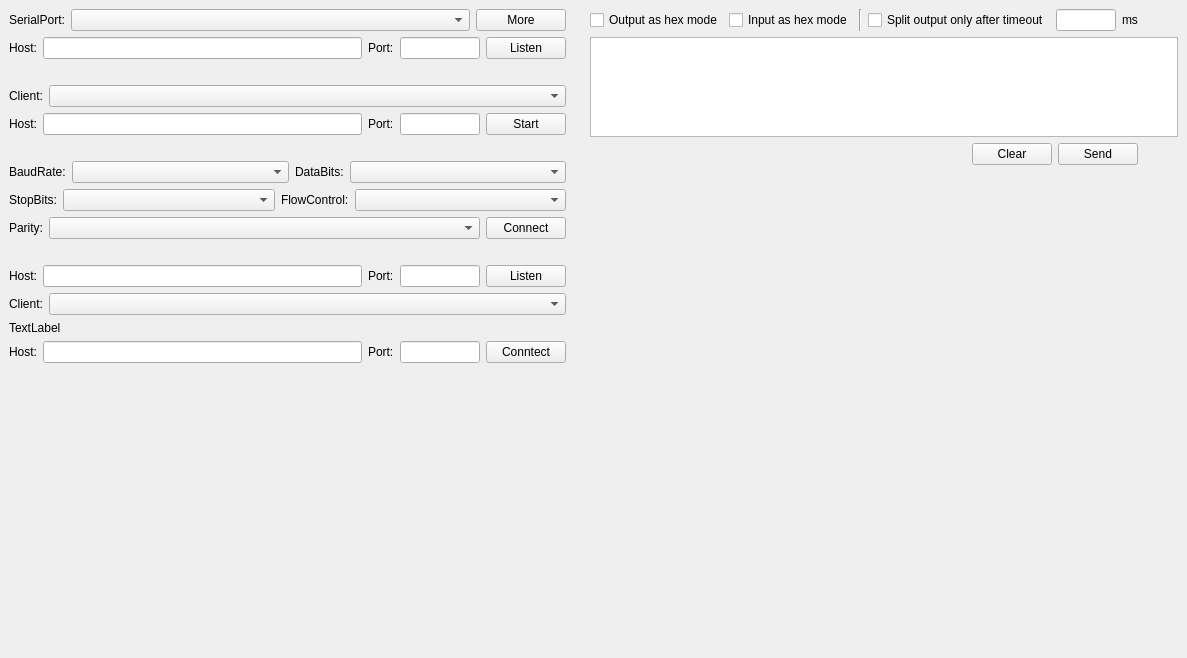
Qt form woterm/qwoserialinput.ui (aoyiduo/woterm) before a commit.
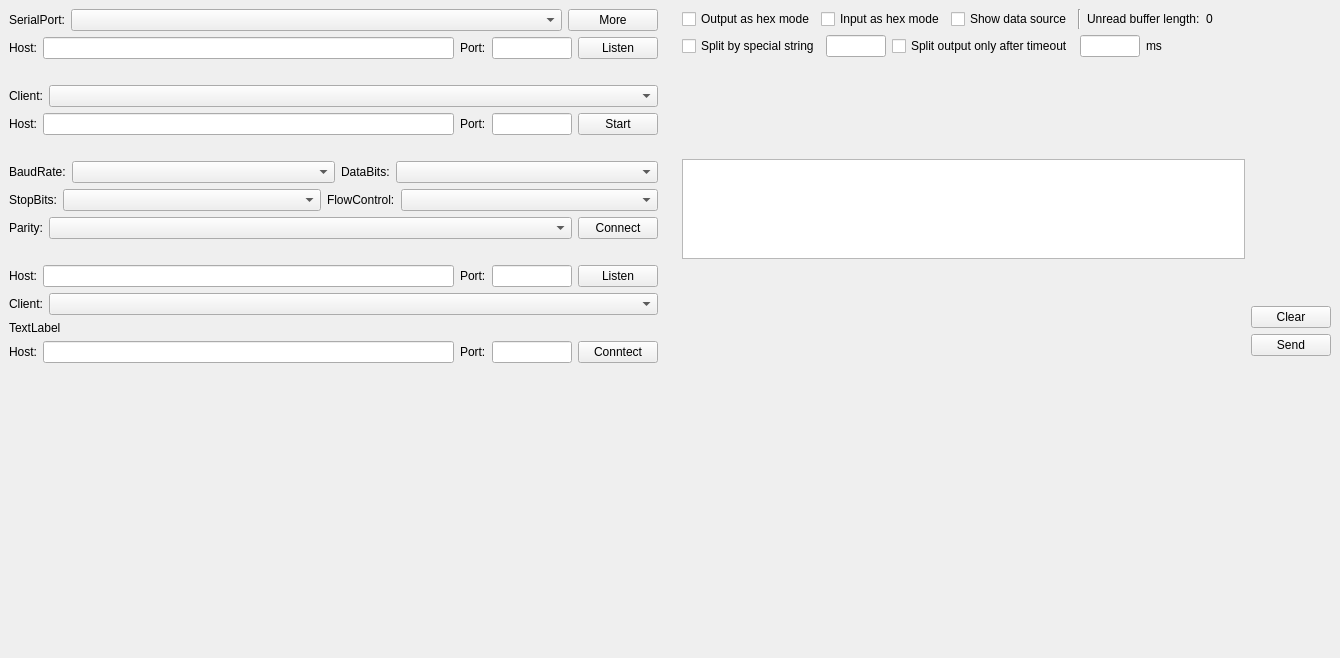
The same form after that commit. Icons and pictures are not drawn.

Diff of the .ui file:
```diff
--- a/woterm/qwoserialinput.ui
+++ b/woterm/qwoserialinput.ui
@@ -6,7 +6,7 @@
    <rect>
     <x>0</x>
     <y>0</y>
-    <width>1187</width>
+    <width>1340</width>
     <height>658</height>
    </rect>
   </property>
@@ -625,14 +625,69 @@
          </widget>
         </item>
         <item>
-         <widget class="Line" name="line">
+         <widget class="QCheckBox" name="dataSource">
+          <property name="text">
+           <string>Show data source</string>
+          </property>
+         </widget>
+        </item>
+        <item>
+         <widget class="Line" name="line_2">
           <property name="orientation">
            <enum>Qt::Vertical</enum>
           </property>
          </widget>
         </item>
         <item>
-         <widget class="QCheckBox" name="splitOutput">
+         <widget class="QLabel" name="label_18">
+          <property name="text">
+           <string>Unread buffer length:</string>
+          </property>
+         </widget>
+        </item>
+        <item>
+         <widget class="QLabel" name="bufLength">
+          <property name="text">
+           <string>0</string>
+          </property>
+         </widget>
+        </item>
+        <item>
+         <spacer name="horizontalSpacer">
+          <property name="orientation">
+           <enum>Qt::Horizontal</enum>
+          </property>
+          <property name="sizeHint" stdset="0">
+           <size>
+            <width>40</width>
+            <height>20</height>
+           </size>
+          </property>
+         </spacer>
+        </item>
+       </layout>
+      </item>
+      <item>
+       <layout class="QHBoxLayout" name="horizontalLayout_4">
+        <item>
+         <widget class="QCheckBox" name="charSplit">
+          <property name="text">
+           <string>Split by special string</string>
+          </property>
+         </widget>
+        </item>
+        <item>
+         <widget class="QLineEdit" name="specialChar">
+          <property name="maximumSize">
+           <size>
+            <width>60</width>
+            <height>16777215</height>
+           </size>
+          </property>
+         </widget>
+        </item>
+        <item>
+         <widget class="QCheckBox" name="msSplit">
           <property name="text">
            <string>Split output only after timeout</string>
           </property>
@@ -656,7 +711,7 @@
          </widget>
         </item>
         <item>
-         <spacer name="horizontalSpacer">
+         <spacer name="horizontalSpacer_2">
           <property name="orientation">
            <enum>Qt::Horizontal</enum>
           </property>
@@ -670,6 +725,8 @@
         </item>
        </layout>
       </item>
+      <item>
+       <layout class="QHBoxLayout" name="horizontalLayout_8">
       <item>
        <widget class="QPlainTextEdit" name="edit">
         <property name="maximumSize">
@@ -681,16 +738,16 @@
        </widget>
       </item>
       <item>
-       <layout class="QHBoxLayout" name="horizontalLayout_12">
+         <layout class="QVBoxLayout" name="verticalLayout_3">
         <item>
-         <spacer name="horizontalSpacer_2">
+           <spacer name="verticalSpacer_3">
           <property name="orientation">
-           <enum>Qt::Horizontal</enum>
+             <enum>Qt::Vertical</enum>
           </property>
           <property name="sizeHint" stdset="0">
            <size>
-            <width>40</width>
-            <height>20</height>
+              <width>20</width>
+              <height>40</height>
            </size>
           </property>
          </spacer>
@@ -709,21 +766,7 @@
           </property>
          </widget>
         </item>
-        <item>
-         <spacer name="horizontalSpacer_3">
-          <property name="orientation">
-           <enum>Qt::Horizontal</enum>
-          </property>
-          <property name="sizeType">
-           <enum>QSizePolicy::Fixed</enum>
-          </property>
-          <property name="sizeHint" stdset="0">
-           <size>
-            <width>40</width>
-            <height>20</height>
-           </size>
-          </property>
-         </spacer>
+         </layout>
         </item>
        </layout>
       </item>
```
Lines whose indentation alone changed are shown as unchanged.
